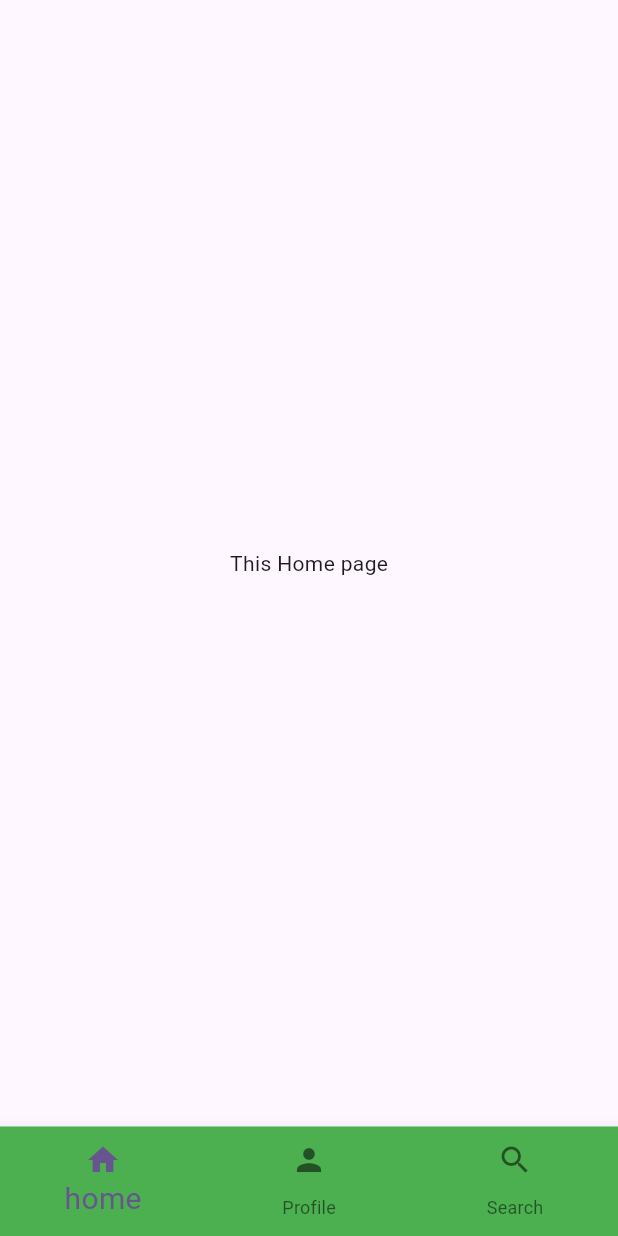
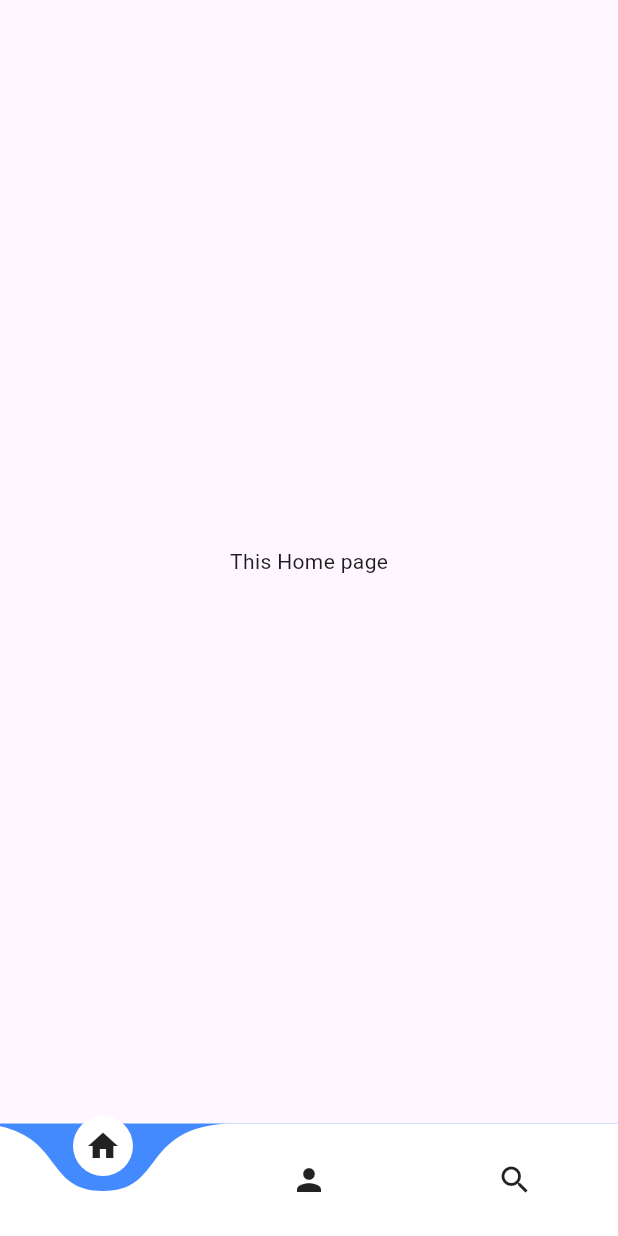
Before and after one commit to engektiar/-Flutter_Navigation, a Flutter app: the screen it shows after launch, on a phone screen of 412 x 824 dp. Run offline on Flutter 3.47's test engine with Material 3 defaults, Android fonts, the light colour scheme and no system bars; drawn by our look-alikes of curved_navigation_bar.

Commit message:
online theka curved navagarion add kora hoisa

```diff
--- a/lib/main.dart
+++ b/lib/main.dart
@@ -1,5 +1,4 @@
 import 'package:flutter/material.dart';
-import 'package:navebar/NagbationBar.dart';
 import 'package:navebar/widgets/My_Curved_Navgiton.dart';
 
 void main() {
@@ -18,7 +17,7 @@ class MyApp extends StatelessWidget {
         colorScheme: ColorScheme.fromSeed(seedColor: Colors.deepPurple),
         useMaterial3: true,
       ),
-      home: MyCurved_NavBar(),
+      home: MyCurved(),
     );
   }
 }
--- a/lib/widgets/My_Curved_Navgiton.dart
+++ b/lib/widgets/My_Curved_Navgiton.dart
@@ -2,35 +2,33 @@ import 'package:flutter/material.dart';
 import 'package:navebar/widgets/serch.dart';
 import 'package:navebar/widgets/profile.dart';
 import 'package:navebar/widgets/homePage.dart';
+import 'package:curved_navigation_bar/curved_navigation_bar.dart';
 
-class MyCurved_NavBar extends StatefulWidget {
-  const MyCurved_NavBar({super.key});
+class MyCurved extends StatefulWidget {
+  const MyCurved({super.key});
 
   @override
-  State<MyCurved_NavBar> createState() => _MyCurved_NavBarState();
+  State<MyCurved> createState() => _MyCurvedState();
 }
 
-class _MyCurved_NavBarState extends State<MyCurved_NavBar> {
+class _MyCurvedState extends State<MyCurved> {
   List<Widget> pages = [MyHomePage(), MyProfile(), MySearchBar()];
   int currentIndex = 0;
   @override
   Widget build(BuildContext context) {
     return Scaffold(
         body: pages[currentIndex],
-      bottomNavigationBar: BottomNavigationBar(
+        bottomNavigationBar: CurvedNavigationBar(
             onTap: (value) {
               setState(() {
                 currentIndex = value;
               });
             },
-          currentIndex: currentIndex,
-          backgroundColor: Colors.green,
-          selectedFontSize: 20,
+            animationCurve: Curves.bounceIn,
             items: [
-            BottomNavigationBarItem(icon: Icon(Icons.home), label: "home"),
-            BottomNavigationBarItem(icon: Icon(Icons.person), label: "Profile"),
-            BottomNavigationBarItem(icon: Icon(Icons.search), label: "Search"),
-          ]),
-    );
+              Icon(Icons.home),
+              Icon(Icons.person),
+              Icon(Icons.search),
+            ]));
   }
 }
```
Also changed, not shown: pubspec.yaml (+3 -4 lines), pubspec.lock. Lines whose indentation alone changed are shown as unchanged.
